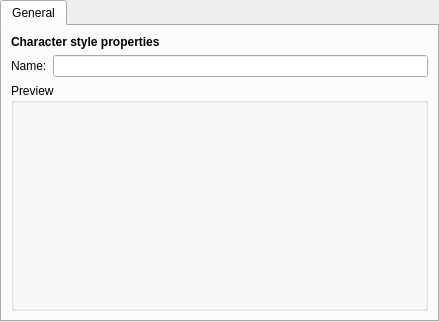
This is plugins/textshape/dialogs/CharacterGeneral.ui in KDE/krita as Qt 5 draws it before an edit. The edited form follows.
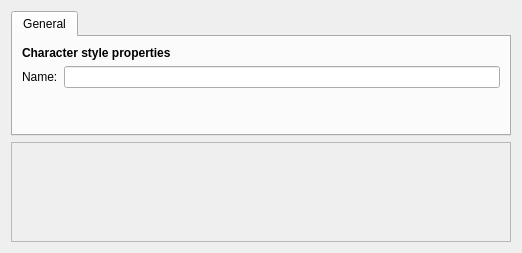
This is the edited form. Custom widgets are drawn as their Qt base class.

Commit message: Clean up in character style dialogs: FontDia now uses CharacterGeneral. FontDia now works when selection contains several charFormat. Font dialog preview.

Diff of the .ui file:
```diff
--- a/plugins/textshape/dialogs/CharacterGeneral.ui
+++ b/plugins/textshape/dialogs/CharacterGeneral.ui
@@ -5,23 +5,11 @@
    <rect>
     <x>0</x>
     <y>0</y>
-    <width>439</width>
-    <height>322</height>
+    <width>508</width>
+    <height>253</height>
    </rect>
   </property>
-  <layout class="QVBoxLayout" >
-   <property name="leftMargin" >
-    <number>0</number>
-   </property>
-   <property name="topMargin" >
-    <number>0</number>
-   </property>
-   <property name="rightMargin" >
-    <number>0</number>
-   </property>
-   <property name="bottomMargin" >
-    <number>0</number>
-   </property>
+  <layout class="QVBoxLayout" name="verticalLayout" >
    <item>
     <widget class="QTabWidget" name="tabs" >
      <property name="sizePolicy" >
@@ -61,19 +49,49 @@
        <item row="1" column="1" >
         <widget class="QLineEdit" name="name" />
        </item>
-       <item row="2" column="0" colspan="2" >
-        <widget class="QGroupBox" name="previewPane" >
-         <property name="title" >
-          <string>Preview</string>
+       <item row="2" column="1" >
+        <spacer name="verticalSpacer" >
+         <property name="orientation" >
+          <enum>Qt::Vertical</enum>
          </property>
-        </widget>
+         <property name="sizeHint" stdset="0" >
+          <size>
+           <width>20</width>
+           <height>40</height>
+          </size>
+         </property>
+        </spacer>
        </item>
       </layout>
      </widget>
     </widget>
    </item>
+   <item>
+    <widget class="FormattingPreview" name="preview" >
+     <property name="minimumSize" >
+      <size>
+       <width>500</width>
+       <height>100</height>
+      </size>
+     </property>
+     <property name="frameShape" >
+      <enum>QFrame::StyledPanel</enum>
+     </property>
+     <property name="frameShadow" >
+      <enum>QFrame::Raised</enum>
+     </property>
+    </widget>
+   </item>
   </layout>
  </widget>
+ <customwidgets>
+  <customwidget>
+   <class>FormattingPreview</class>
+   <extends>QFrame</extends>
+   <header>dialogs/FormattingPreview.h</header>
+   <container>1</container>
+  </customwidget>
+ </customwidgets>
  <resources/>
  <connections/>
 </ui>
```
The commit also changes 28 other files.
